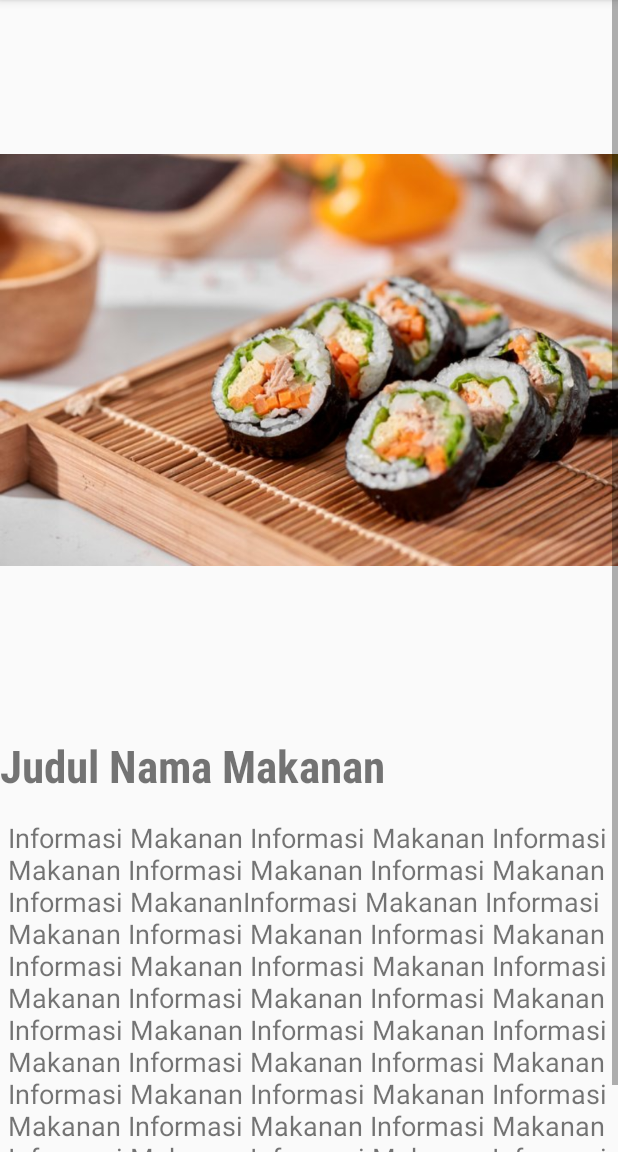
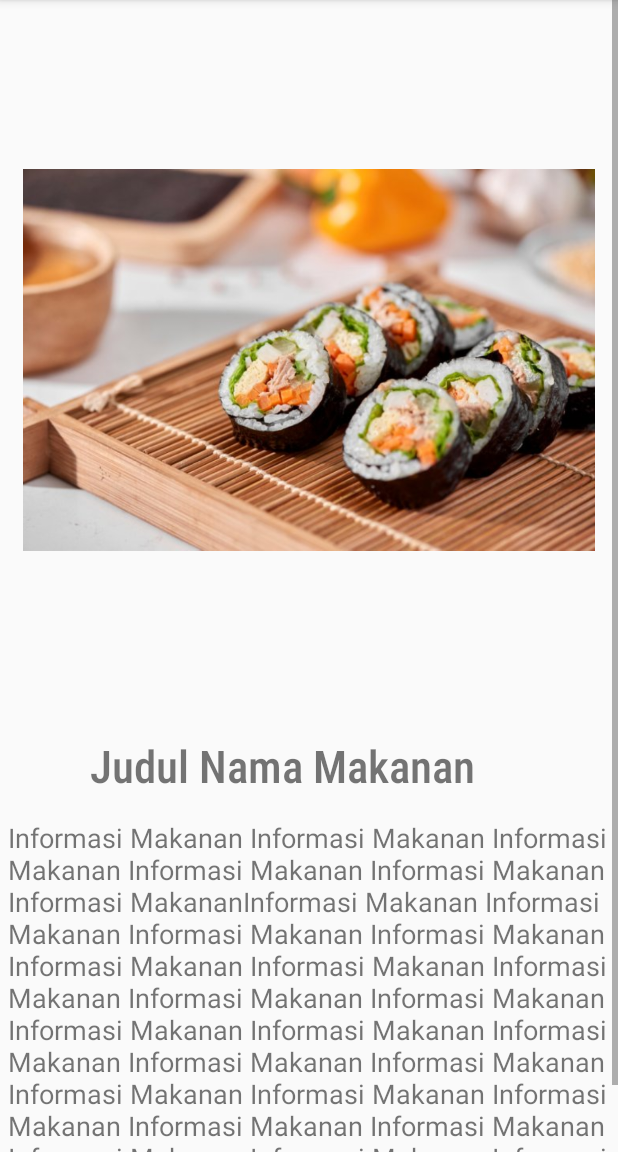
Before and after one commit to Nisauz08/projectUts, an Android app: the DetailActivity screen opened directly, with no data from a screen before it, on a phone screen of 412 x 824 dp, the part 84-1236 px from its top. Run offline under Robolectric (Android 15) with nearby library versions, the phone set to English and light mode, and no system bars; pictures from the network do not load.

```diff
--- a/app/src/main/res/layout/activity_detail.xml
+++ b/app/src/main/res/layout/activity_detail.xml
@@ -23,18 +23,22 @@
                 android:id="@+id/imageViewFotoMakanan"
                 android:layout_width="match_parent"
                 android:layout_height="wrap_content"
+                android:layout_marginLeft="15dp"
+                android:layout_marginRight="15dp"
                 app:srcCompat="@drawable/kimbap" />
 
             <TextView
                 android:id="@+id/textViewNamaMakanan"
                 android:layout_width="match_parent"
                 android:layout_height="wrap_content"
+                android:layout_marginLeft="60dp"
                 android:layout_marginTop="10dp"
+                android:layout_marginRight="60dp"
+
                 android:layout_marginBottom="10dp"
                 android:text="Judul Nama Makanan"
                 android:textAllCaps="false"
                 android:textSize="30sp"
-                android:textStyle="bold"
                 app:fontFamily="sans-serif-condensed-medium" />
 
             <TextView
```
Also changed, not shown: app/src/main/java/id/ac/polinema/projectuts/DetailActivity.java (line endings or trailing spaces).
